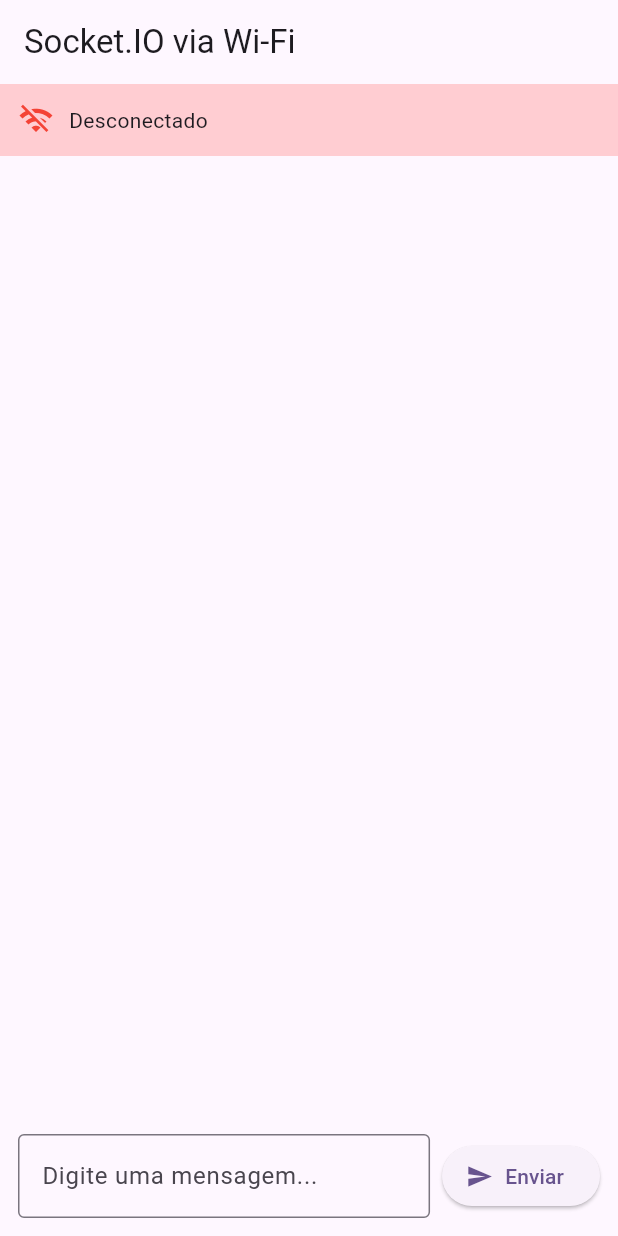
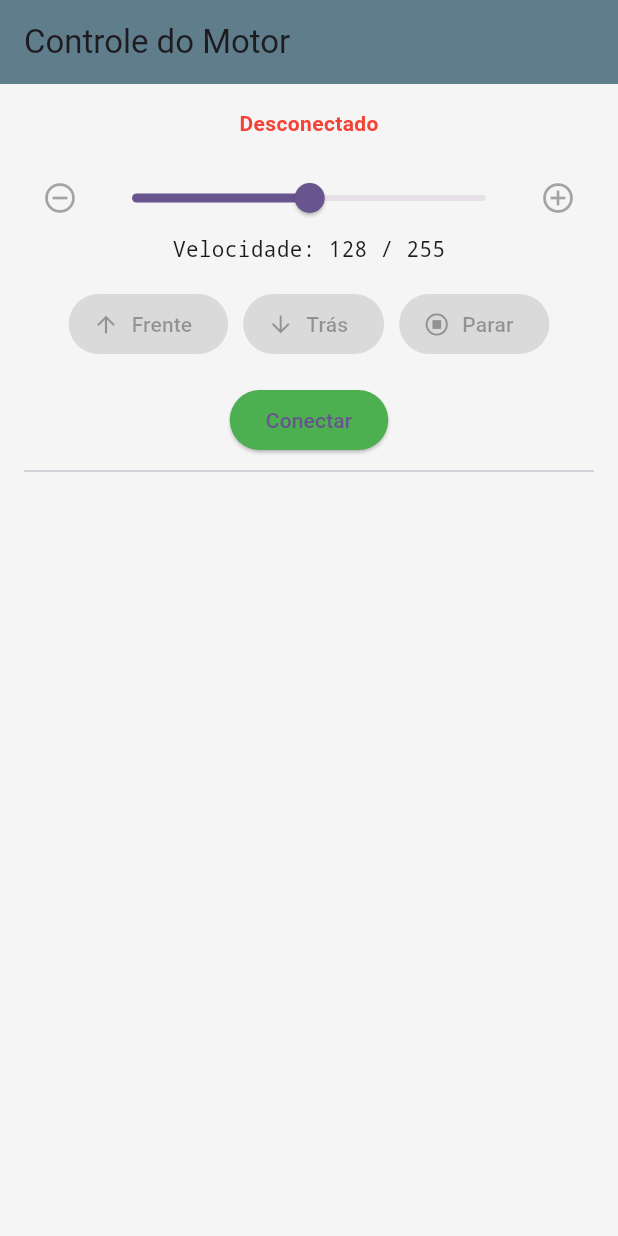
Before and after one commit to alfaGefersona/oi25cp, a Flutter app: the WifiSocketPage screen opened directly, on a phone screen of 412 x 824 dp. Run offline on Flutter 3.47's test engine with Material 3 defaults, Android fonts, the phone set to English and light mode, and no system bars; our stand-ins replace permission_handler; missing offline and left inert: wifi_iot.

Commit message:
feat: adiciona comunicacao socket feat: adiciona controle motor

```diff
--- a/lib/app/main_app.dart
+++ b/lib/app/main_app.dart
@@ -1,5 +1,6 @@
 import 'package:flutter/material.dart';
 
+import '../features/connection/presentation/pages/wifi_connect_page.dart';
 import '../features/connection/presentation/pages/wifi_socket_page.dart';
 import '../features/explore/presentation/explore_page.dart';
 import '../features/home/presentation/home_page.dart';
@@ -14,7 +15,7 @@ class MainApp extends StatefulWidget {
 
 class _MainAppState extends State<MainApp> {
   int index = 0;
-  final pages = const [HomePage(), ExplorePage(), TrainingPage(), WifiSocketPage()];
+  final pages = const [HomePage(), TrainingPage(), WifiConnectPage(), WifiSocketPage()];
 
   @override
   Widget build(BuildContext context) {
@@ -25,9 +26,9 @@ class _MainAppState extends State<MainApp> {
         onTap: (i) => setState(() => index = i),
         items: const [
           BottomNavigationBarItem(icon: Icon(Icons.home), label: "Home"),
-          BottomNavigationBarItem(icon: Icon(Icons.travel_explore), label: "Explore"),
           BottomNavigationBarItem(icon: Icon(Icons.sports_tennis), label: "Treinos"),
           BottomNavigationBarItem(icon: Icon(Icons.wifi), label: "Wi-Fi"),
+          BottomNavigationBarItem(icon: Icon(Icons.wifi), label: "TesteSocket"),
         ],
       ),
     );
--- a/lib/features/connection/presentation/pages/wifi_socket_page.dart
+++ b/lib/features/connection/presentation/pages/wifi_socket_page.dart
@@ -1,5 +1,6 @@
+import 'dart:io';
+import 'dart:convert';
 import 'package:flutter/material.dart';
-import 'package:socket_io_client/socket_io_client.dart' as IO;
 
 class WifiSocketPage extends StatefulWidget {
   const WifiSocketPage({super.key});
@@ -9,105 +10,190 @@ class WifiSocketPage extends StatefulWidget {
 }
 
 class _WifiSocketPageState extends State<WifiSocketPage> {
-  late IO.Socket socket;
-  final controller = TextEditingController();
-  final List<String> messages = [];
-  bool connected = false;
+  Socket? _socket;
+  bool _connected = false;
+  String _log = '';
+  double _speed = 128; // velocidade inicial
 
-  @override
-  void initState() {
-    super.initState();
-    _connectSocket();
+  Future<void> _connect() async {
+    try {
+      _log += 'tentando conectar ao ESP32...\n';
+      setState(() {});
+
+      _socket = await Socket.connect('192.168.4.1', 8080,
+          timeout: const Duration(seconds: 5));
+
+      _socket!.listen((data) {
+        final message = utf8.decode(data);
+        setState(() {
+          _log += 'ESP: $message\n';
+        });
+      }, onDone: () {
+        setState(() {
+          _connected = false;
+          _log += 'Conexão encerrada\n';
+        });
+      }, onError: (e) {
+        setState(() {
+          _connected = false;
+          _log += 'Erro no socket: $e\n';
+        });
+      });
+
+      setState(() {
+        _connected = true;
+        _log += 'Conectado ao ESP32 (192.168.4.1:8080)\n';
+      });
+    } catch (e) {
+      setState(() {
+        _log += 'Falha ao conectar: $e\n';
+      });
+    }
   }
 
-  void _connectSocket() {
-    socket = IO.io(
-      'http://192.168.0.10:3000', // 👉 coloque o IP do servidor na mesma rede Wi-Fi
-      IO.OptionBuilder()
-          .setTransports(['websocket'])
-          .disableAutoConnect()
-          .build(),
-    );
+  void _sendCommand(String direction) {
+    if (_socket == null || !_connected) {
+      setState(() {
+        _log += 'Não conectado ao ESP32\n';
+      });
+      return;
+    }
 
-    socket.onConnect((_) {
-      setState(() => connected = true);
-      print('✅ Conectado ao servidor');
+    final command = jsonEncode({
+      'motor': 1,
+      'direction': direction,
+      'speed': _speed.toInt(),
     });
 
-    socket.onDisconnect((_) {
-      setState(() => connected = false);
-      print('🔴 Desconectado');
+    _socket!.write(command);
+    setState(() {
+      _log += 'Enviado: $command\n';
     });
-
-    socket.on('mensagem', (data) {
-      setState(() => messages.add("📩 $data"));
-    });
-
-    socket.connect();
   }
 
-  void _enviarMensagem() {
-    if (controller.text.trim().isEmpty) return;
-    socket.emit('mensagem', controller.text);
-    setState(() => messages.add("📤 ${controller.text}"));
-    controller.clear();
+  void _disconnect() {
+    _socket?.destroy();
+    setState(() {
+      _connected = false;
+      _log += 'Desconectado manualmente\n';
+    });
+  }
+
+  void _changeSpeed(double delta) {
+    setState(() {
+      _speed = (_speed + delta).clamp(0, 255);
+    });
   }
 
   @override
   void dispose() {
-    socket.dispose();
-    controller.dispose();
+    _socket?.destroy();
     super.dispose();
   }
 
   @override
   Widget build(BuildContext context) {
     return Scaffold(
-      appBar: AppBar(title: const Text('Socket.IO via Wi-Fi')),
-      body: Column(
-        children: [
-          Container(
-            padding: const EdgeInsets.all(12),
-            color: connected ? Colors.green[100] : Colors.red[100],
-            child: Row(
-              children: [
-                Icon(connected ? Icons.wifi : Icons.wifi_off, color: connected ? Colors.green : Colors.red),
-                const SizedBox(width: 10),
-                Text(connected ? 'Conectado ao servidor' : 'Desconectado'),
-              ],
-            ),
-          ),
-          Expanded(
-            child: ListView.builder(
-              itemCount: messages.length,
-              itemBuilder: (context, i) => ListTile(
-                title: Text(messages[i]),
+      backgroundColor: Colors.grey[100],
+      appBar: AppBar(
+        title: const Text('Controle do Motor'),
+        backgroundColor: Colors.blueGrey,
+      ),
+      body: Padding(
+        padding: const EdgeInsets.all(16.0),
+        child: Column(
+          children: [
+            Text(
+              _connected ? 'Conectado ao ESP32' : 'Desconectado',
+              style: TextStyle(
+                color: _connected ? Colors.green : Colors.red,
+                fontWeight: FontWeight.bold,
               ),
             ),
-          ),
-          Padding(
-            padding: const EdgeInsets.all(12.0),
-            child: Row(
+            const SizedBox(height: 16),
+
+            // Controle de velocidade
+            Row(
               children: [
+                IconButton(
+                  icon: const Icon(Icons.remove_circle_outline),
+                  color: Colors.blueGrey,
+                  onPressed: _connected ? () => _changeSpeed(-1) : null,
+                ),
                 Expanded(
-                  child: TextField(
-                    controller: controller,
-                    decoration: const InputDecoration(
-                      hintText: "Digite uma mensagem...",
-                      border: OutlineInputBorder(),
-                    ),
+                  child: Slider(
+                    value: _speed,
+                    min: 0,
+                    max: 255,
+                    divisions: 255,
+                    label: _speed.toInt().toString(),
+                    onChanged: (value) {
+                      setState(() => _speed = value);
+                    },
                   ),
                 ),
-                const SizedBox(width: 8),
-                ElevatedButton.icon(
-                  onPressed: _enviarMensagem,
-                  icon: const Icon(Icons.send),
-                  label: const Text("Enviar"),
+                IconButton(
+                  icon: const Icon(Icons.add_circle_outline),
+                  color: Colors.blueGrey,
+                  onPressed: _connected ? () => _changeSpeed(1) : null,
                 ),
               ],
             ),
-          ),
-        ],
+            Text(
+              'Velocidade: ${_speed.toInt()} / 255',
+              style: const TextStyle(fontFamily: 'monospace'),
+            ),
+
+            const SizedBox(height: 16),
+            Wrap(
+              spacing: 10,
+              runSpacing: 10,
+              alignment: WrapAlignment.center,
+              children: [
+                ElevatedButton.icon(
+                  onPressed:
+                  _connected ? () => _sendCommand('forward') : null,
+                  icon: const Icon(Icons.arrow_upward),
+                  label: const Text('Frente'),
+                ),
+                ElevatedButton.icon(
+                  onPressed:
+                  _connected ? () => _sendCommand('backward') : null,
+                  icon: const Icon(Icons.arrow_downward),
+                  label: const Text('Trás'),
+                ),
+                ElevatedButton.icon(
+                  onPressed: _connected ? () => _sendCommand('stop') : null,
+                  icon: const Icon(Icons.stop_circle_outlined),
+                  style: ElevatedButton.styleFrom(
+                    backgroundColor: Colors.redAccent,
+                  ),
+                  label: const Text('Parar'),
+                ),
+              ],
+            ),
+
+            const SizedBox(height: 16),
+            ElevatedButton(
+              onPressed: _connected ? _disconnect : _connect,
+              style: ElevatedButton.styleFrom(
+                backgroundColor:
+                _connected ? Colors.redAccent : Colors.green,
+              ),
+              child: Text(_connected ? 'Desconectar' : 'Conectar'),
+            ),
+            const Divider(height: 20),
+
+            Expanded(
+              child: SingleChildScrollView(
+                child: Text(
+                  _log,
+                  style: const TextStyle(fontFamily: 'monospace'),
+                ),
+              ),
+            ),
+          ],
+        ),
       ),
     );
   }
```
Also changed, not shown: lib/features/connection/presentation/pages/motor_control_page.dart (added, +93 -0 lines), lib/features/connection/presentation/pages/wifi_connect_page.dart (added, +138 -0 lines), lib/features/training/presentation/training_page.dart (+20 -3 lines), pubspec.yaml (+6 -1 lines), pubspec.lock, 3 other files.
